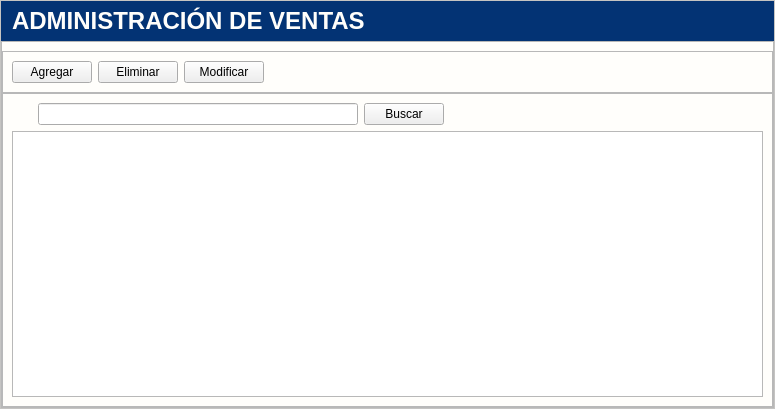
First picture: the form in app/View/UserInterfaceUi/UI_CONTROL_VENTAS.ui, repository LAngelVp/software-punto-de-venta, before the edit.
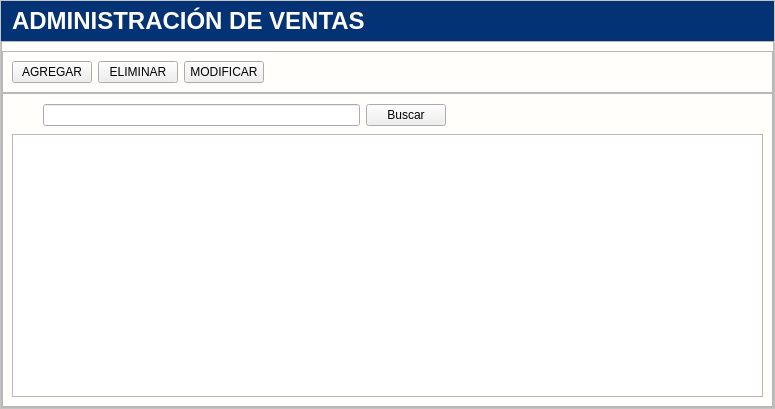
Second picture: the form after the edit. Icons and pictures are not drawn.

What changed in the file:
```diff
--- a/app/View/UserInterfaceUi/UI_CONTROL_VENTAS.ui
+++ b/app/View/UserInterfaceUi/UI_CONTROL_VENTAS.ui
@@ -49,9 +49,9 @@
 background:#EE1D52;
 }
 #etiqueta_buscar{
-image: url(:/Icons/Bootstrap/search.svg);
-min-width:20px;
-min-height:20px;
+image: url(:/iconosAzules/Icons/iconos/Azul/buscar_filas_azul.svg);
+min-width:25px;
+min-height:25px;
 }
 [objectName*=&quot;txt_&quot;]{
 font-size: 14px;
@@ -206,21 +206,51 @@
               <item>
                <widget class="QPushButton" name="btn_btn_agregar">
                 <property name="text">
-                 <string>Agregar</string>
+                 <string>AGREGAR</string>
+                </property>
+                <property name="icon">
+                 <iconset resource="../../Source/iconosSVG.qrc">
+                  <normaloff>:/iconosBlancos/Icons/iconos/Blanco/agregar_blanco.svg</normaloff>:/iconosBlancos/Icons/iconos/Blanco/agregar_blanco.svg</iconset>
+                </property>
+                <property name="iconSize">
+                 <size>
+                  <width>24</width>
+                  <height>24</height>
+                 </size>
                 </property>
                </widget>
               </item>
               <item>
                <widget class="QPushButton" name="btn_btn_eliminar">
                 <property name="text">
-                 <string>Eliminar</string>
+                 <string>ELIMINAR</string>
+                </property>
+                <property name="icon">
+                 <iconset resource="../../Source/iconosSVG.qrc">
+                  <normaloff>:/iconosBlancos/Icons/iconos/Blanco/eliminar_blanco.svg</normaloff>:/iconosBlancos/Icons/iconos/Blanco/eliminar_blanco.svg</iconset>
+                </property>
+                <property name="iconSize">
+                 <size>
+                  <width>24</width>
+                  <height>24</height>
+                 </size>
                 </property>
                </widget>
               </item>
               <item>
                <widget class="QPushButton" name="btn_btn_modificar">
                 <property name="text">
-                 <string>Modificar</string>
+                 <string>MODIFICAR</string>
+                </property>
+                <property name="icon">
+                 <iconset resource="../../Source/iconosSVG.qrc">
+                  <normaloff>:/iconosBlancos/Icons/iconos/Blanco/editar_blanco.svg</normaloff>:/iconosBlancos/Icons/iconos/Blanco/editar_blanco.svg</iconset>
+                </property>
+                <property name="iconSize">
+                 <size>
+                  <width>24</width>
+                  <height>24</height>
+                 </size>
                 </property>
                </widget>
               </item>
```
Left out of the diff: 1 changed line with no effect on the pictures.
